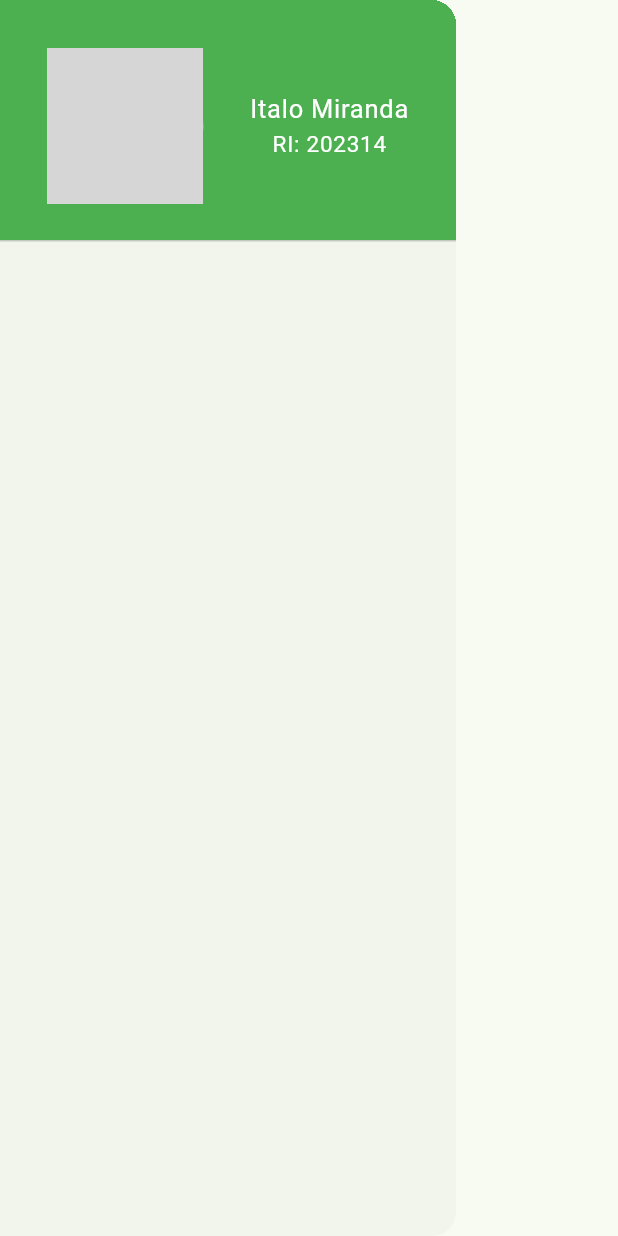
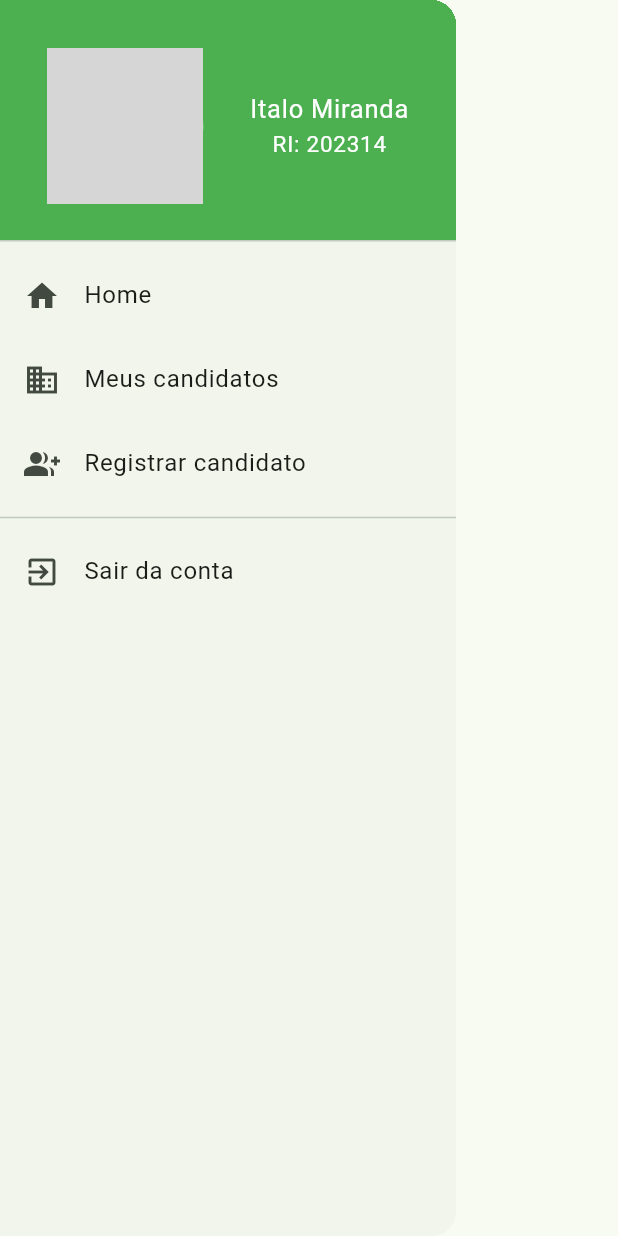
Before and after one commit to Ital023/RecrutaBoot, a Flutter app: the CustomDrawerHeader widget shown alone on an empty page, opened directly, on a phone screen of 412 x 824 dp. Run offline on Flutter 3.47's test engine with Material 3 defaults, Android fonts, the phone set to English and light mode, and no system bars; network calls fail; grey boxes are pictures that could not be loaded.

Commit message:
feat: navlist menu

```diff
--- a/recrutaboot/lib/app_widget.dart
+++ b/recrutaboot/lib/app_widget.dart
@@ -1,5 +1,5 @@
 import 'package:flutter/material.dart';
-import 'package:recrutaboot/home_page.dart';
+import 'package:recrutaboot/routes/home_page.dart';
 
 class AppWidget extends StatelessWidget {
   const AppWidget({super.key});
--- a/recrutaboot/lib/components/header/custom_drawer_header.dart
+++ b/recrutaboot/lib/components/header/custom_drawer_header.dart
@@ -8,7 +8,7 @@ class CustomDrawerHeader extends StatelessWidget {
     return Drawer(
         child: ListView(
           padding: EdgeInsets.zero,
-          children: const [
+          children: [
             DrawerHeader(
               decoration: BoxDecoration(
                 color: Colors.green
@@ -30,7 +30,28 @@ class CustomDrawerHeader extends StatelessWidget {
                 ],
               ),
 
-              )
+              ),
+            ListTile(
+              leading: Icon(Icons.home),
+              title: Text("Home"),
+              onTap: () => null,
+            ),
+            ListTile(
+              leading: Icon(Icons.business),
+              title: Text("Meus candidatos"),
+              onTap: () => null,
+            ),
+            ListTile(
+              leading: Icon(Icons.group_add),
+              title: Text("Registrar candidato"),
+              onTap: () => null,
+            ),
+            Divider(),
+            ListTile(
+              leading: Icon(Icons.exit_to_app),
+              title: Text("Sair da conta"),
+              onTap: () => null,
+            ),
           ],
         ),
       );
```
Also changed, not shown: recrutaboot/lib/routes/home_page.dart (renamed from recrutaboot/lib/home_page.dart).
